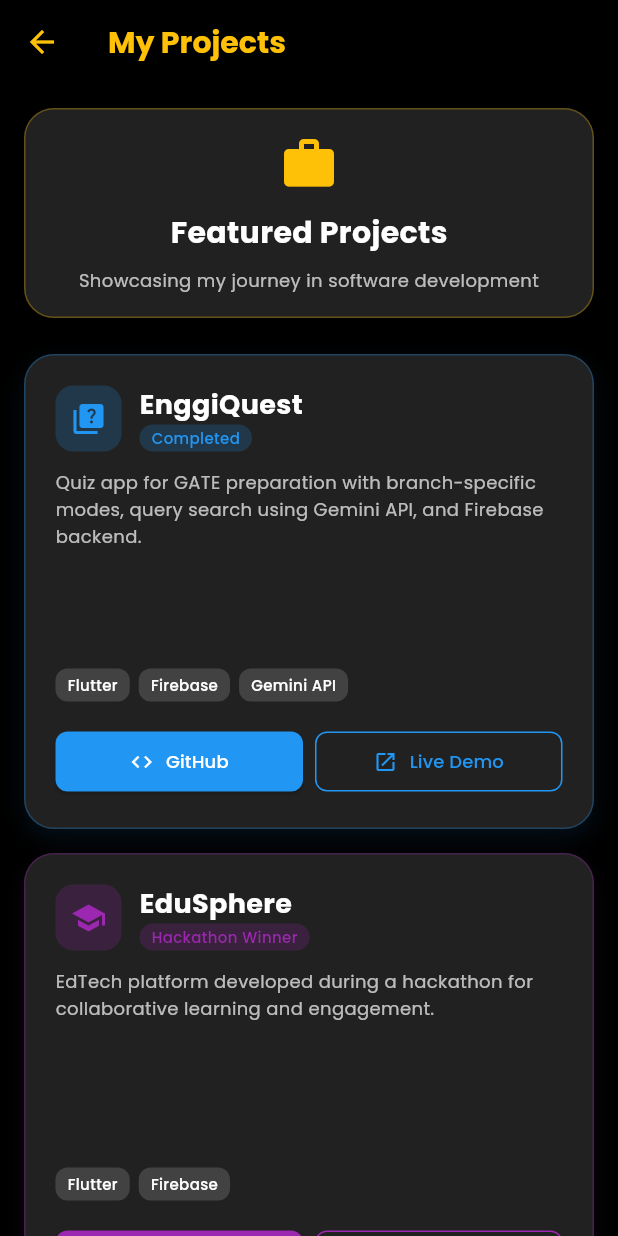
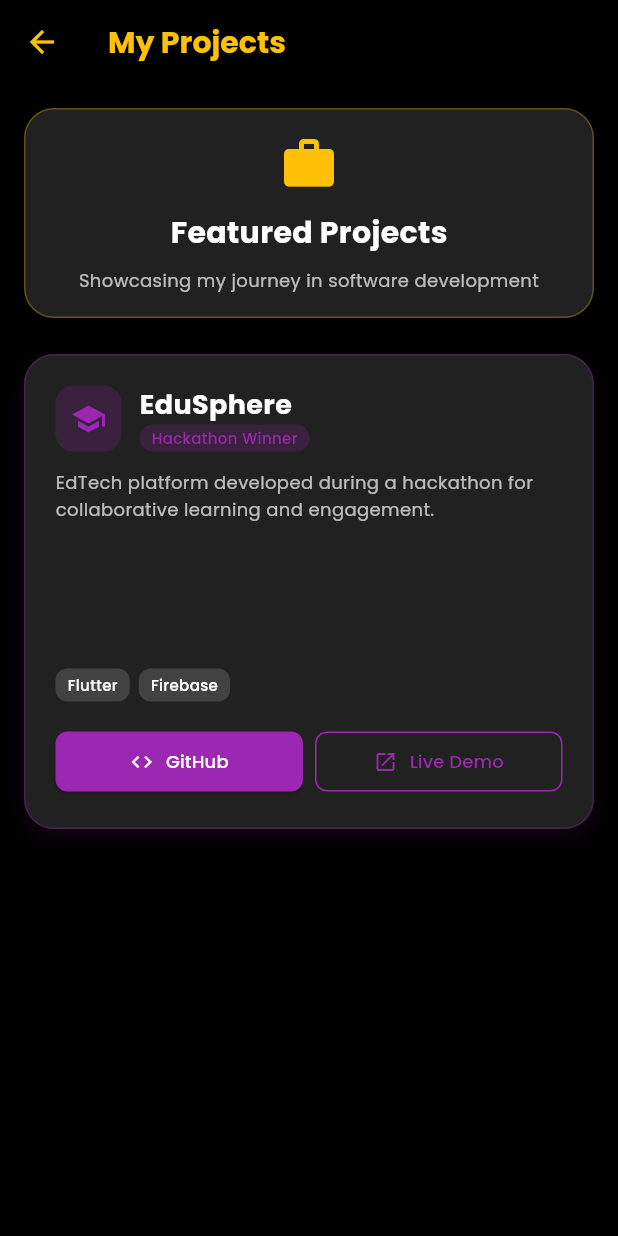
Before and after one commit to Pardeep-Lohia/my_portfolio, a Flutter app: the ProjectsScreen screen opened directly, on a phone screen of 412 x 824 dp. Run offline on Flutter 3.47's test engine with Material 3 defaults, Android fonts, the phone set to English and light mode, and no system bars; our stand-ins replace google_fonts, pdf; missing offline and left inert: universal_html.

Commit message:
Comment out project entries in projects_data.dart
Comment out existing project entries in ProjectData.

```diff
--- a/lib/data/projects_data.dart
+++ b/lib/data/projects_data.dart
@@ -2,17 +2,17 @@ import 'package:flutter/material.dart';
 
 class ProjectData {
   static const List<Map<String, dynamic>> projects = [
-    {
-      "title": "EnggiQuest",
-      "description":
-          "Quiz app for GATE preparation with branch-specific modes, query search using Gemini API, and Firebase backend.",
-      "tech": ["Flutter", "Firebase", "Gemini API"],
-      "github": "https://github.com/MadirakshiJain/quiz_app_1",
-      "deployed": "https://example.com/deployed-enggiquest",
-      "color": Colors.blue,
-      "icon": Icons.quiz,
-      "status": "Completed",
-    },
+    // {
+    //   "title": "EnggiQuest",
+    //   "description":
+    //       "Quiz app for GATE preparation with branch-specific modes, query search using Gemini API, and Firebase backend.",
+    //   "tech": ["Flutter", "Firebase", "Gemini API"],
+    //   "github": "https://github.com/MadirakshiJain/quiz_app_1",
+    //   "deployed": "https://example.com/deployed-enggiquest",
+    //   "color": Colors.blue,
+    //   "icon": Icons.quiz,
+    //   "status": "Completed",
+    // },
     // {
     //   "title": "Sign Language Learning App",
     //   "description": "AI-powered app for learning sign language with dictionary, quotes, word of the day, and posture correction.",
@@ -34,17 +34,17 @@ class ProjectData {
       "icon": Icons.school,
       "status": "Hackathon Winner",
     },
-    {
-     "title": "StudyBuddy",
-      "description":
-        "An intelligent study companion that helps students organize notes, ask AI-based questions, and get contextual answers.",
-       "tech": ["Flutter", "FastAPI", "Gemini API", "ChromaDB"],
-       "github": "https://github.com/Pardeep-Lohia/newCloudCosmos",
-       "deployed": "https://example.com/deployed-studybuddy",
-       "color": Colors.blueAccent,
-      "icon": Icons.psychology,
-      "status": "Completed",
-   },
+   //  {
+   //   "title": "StudyBuddy",
+   //    "description":
+   //      "An intelligent study companion that helps students organize notes, ask AI-based questions, and get contextual answers.",
+   //     "tech": ["Flutter", "FastAPI", "Gemini API", "ChromaDB"],
+   //     "github": "https://github.com/Pardeep-Lohia/newCloudCosmos",
+   //     "deployed": "https://example.com/deployed-studybuddy",
+   //     "color": Colors.blueAccent,
+   //    "icon": Icons.psychology,
+   //    "status": "Completed",
+   // },
 
     // {
     //   "title": "Mess Account Management System",
```
